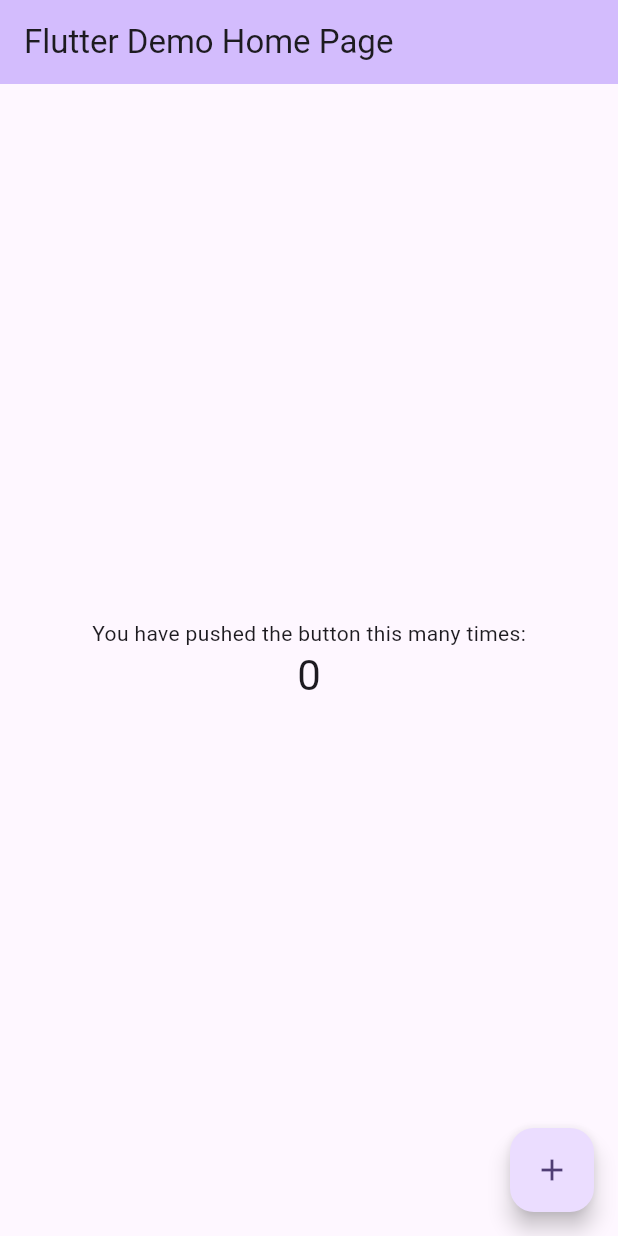
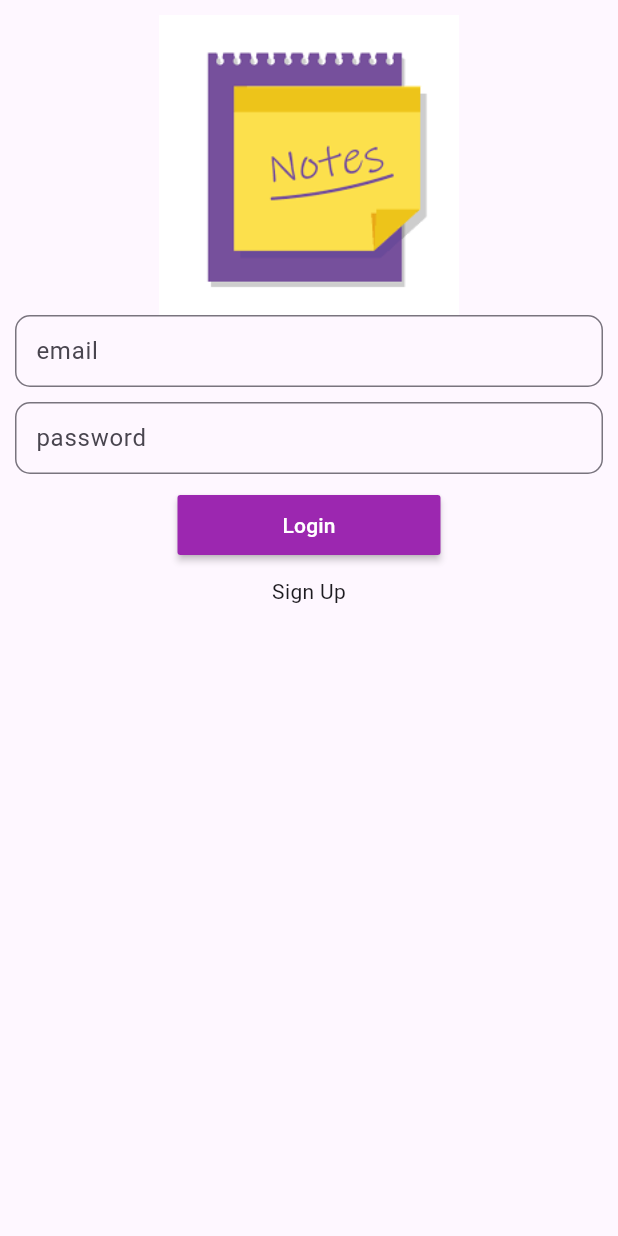
Before and after one commit to Mustafa-Mohamed26/noteApp, a Flutter app: the screen it shows after launch, on a phone screen of 412 x 824 dp. Run offline on Flutter 3.47's test engine with Material 3 defaults, Android fonts, the phone set to English and light mode, and no system bars.

Commit message:
login, signup and home page design

```diff
--- /dev/null
+++ b/client/lib/app/auth/login.dart
@@ -0,0 +1,62 @@
+import 'package:client/components/customtextform.dart';
+import 'package:flutter/material.dart';
+import 'package:flutter/widgets.dart';
+
+class Login extends StatefulWidget {
+  const Login({super.key});
+
+  @override
+  State<Login> createState() => _LoginState();
+}
+
+class _LoginState extends State<Login> {
+  GlobalKey<FormState> formState = GlobalKey<FormState>();
+  TextEditingController email = TextEditingController();
+  TextEditingController password = TextEditingController();
+  @override
+  Widget build(BuildContext context) {
+    return Scaffold(
+      body: Container(
+        padding: EdgeInsets.all(10),
+        child: ListView(
+          children: [
+            Form(
+              key: formState,
+              child: Column(
+                children: [
+                  Image.asset("images/logo.png", width: 200, height: 200),
+                  CustomTextForm(
+                    myController: email,
+                    hint: "email",
+                  ),
+                  CustomTextForm(
+                    myController: password,
+                    hint: "password",
+                  ),
+                  MaterialButton(
+                    color: Colors.purple,
+                    textColor: Colors.white,
+                    padding: EdgeInsets.symmetric(horizontal: 70, vertical: 10),
+                    onPressed: () {
+                      Navigator.of(context).pushNamed("home");
+                    },
+                    child: Text("Login"),
+                  ),
+                  Container(
+                    height: 10,
+                  ),
+                  InkWell(
+                    child: Text("Sign Up"),
+                    onTap: () {
+                      Navigator.of(context).pushNamed('signup');
+                    },
+                  ),
+                ],
+              ),
+            ),
+          ],
+        ),
+      ),
+    );
+  }
+}
--- /dev/null
+++ b/client/lib/components/customtextform.dart
@@ -0,0 +1,24 @@
+import 'package:flutter/material.dart';
+
+class CustomTextForm extends StatelessWidget {
+  final String? hint;
+  final TextEditingController myController;
+  const CustomTextForm({super.key, required this.hint, required this.myController});
+
+  @override
+  Widget build(BuildContext context) {
+    return Container(
+      margin: EdgeInsets.only(bottom: 10),
+      child: TextFormField(
+        controller: myController,
+        decoration: InputDecoration(
+          contentPadding: EdgeInsets.symmetric(vertical: 8, horizontal: 10),
+          hintText: hint,
+          border: OutlineInputBorder(
+              borderSide: BorderSide(color: Colors.black, width: 1),
+              borderRadius: BorderRadius.all(Radius.circular(10))),
+        ),
+      ),
+    );
+  }
+}
--- a/client/lib/main.dart
+++ b/client/lib/main.dart
@@ -1,3 +1,6 @@
+import 'package:client/app/auth/login.dart';
+import 'package:client/app/auth/signup.dart';
+import 'package:client/app/home.dart';
 import 'package:flutter/material.dart';
 
 void main() {
@@ -7,119 +10,17 @@ void main() {
 class MyApp extends StatelessWidget {
   const MyApp({super.key});
 
-  // This widget is the root of your application.
   @override
   Widget build(BuildContext context) {
     return MaterialApp(
+      debugShowCheckedModeBanner: false,
       title: 'Flutter Demo',
-      theme: ThemeData(
-        // This is the theme of your application.
-        //
-        // TRY THIS: Try running your application with "flutter run". You'll see
-        // the application has a purple toolbar. Then, without quitting the app,
-        // try changing the seedColor in the colorScheme below to Colors.green
-        // and then invoke "hot reload" (save your changes or press the "hot
-        // reload" button in a Flutter-supported IDE, or press "r" if you used
-        // the command line to start the app).
-        //
-        // Notice that the counter didn't reset back to zero; the application
-        // state is not lost during the reload. To reset the state, use hot
-        // restart instead.
-        //
-        // This works for code too, not just values: Most code changes can be
-        // tested with just a hot reload.
-        colorScheme: ColorScheme.fromSeed(seedColor: Colors.deepPurple),
-        useMaterial3: true,
-      ),
-      home: const MyHomePage(title: 'Flutter Demo Home Page'),
+      initialRoute: 'login',
+      routes: {
+        'login': (context) => const Login(),
+        'signup': (context) => const SignUp(),
+        'home': (context) => const Home(),
+      },
     );
   }
 }
-
-class MyHomePage extends StatefulWidget {
-  const MyHomePage({super.key, required this.title});
-
-  // This widget is the home page of your application. It is stateful, meaning
-  // that it has a State object (defined below) that contains fields that affect
-  // how it looks.
-
-  // This class is the configuration for the state. It holds the values (in this
-  // case the title) provided by the parent (in this case the App widget) and
-  // used by the build method of the State. Fields in a Widget subclass are
-  // always marked "final".
-
-  final String title;
-
-  @override
-  State<MyHomePage> createState() => _MyHomePageState();
-}
-
-class _MyHomePageState extends State<MyHomePage> {
-  int _counter = 0;
-
-  void _incrementCounter() {
-    setState(() {
-      // This call to setState tells the Flutter framework that something has
-      // changed in this State, which causes it to rerun the build method below
-      // so that the display can reflect the updated values. If we changed
-      // _counter without calling setState(), then the build method would not be
-      // called again, and so nothing would appear to happen.
-      _counter++;
-    });
-  }
-
-  @override
-  Widget build(BuildContext context) {
-    // This method is rerun every time setState is called, for instance as done
-    // by the _incrementCounter method above.
-    //
-    // The Flutter framework has been optimized to make rerunning build methods
-    // fast, so that you can just rebuild anything that needs updating rather
-    // than having to individually change instances of widgets.
-    return Scaffold(
-      appBar: AppBar(
-        // TRY THIS: Try changing the color here to a specific color (to
-        // Colors.amber, perhaps?) and trigger a hot reload to see the AppBar
-        // change color while the other colors stay the same.
-        backgroundColor: Theme.of(context).colorScheme.inversePrimary,
-        // Here we take the value from the MyHomePage object that was created by
-        // the App.build method, and use it to set our appbar title.
-        title: Text(widget.title),
-      ),
-      body: Center(
-        // Center is a layout widget. It takes a single child and positions it
-        // in the middle of the parent.
-        child: Column(
-          // Column is also a layout widget. It takes a list of children and
-          // arranges them vertically. By default, it sizes itself to fit its
-          // children horizontally, and tries to be as tall as its parent.
-          //
-          // Column has various properties to control how it sizes itself and
-          // how it positions its children. Here we use mainAxisAlignment to
-          // center the children vertically; the main axis here is the vertical
-          // axis because Columns are vertical (the cross axis would be
-          // horizontal).
-          //
-          // TRY THIS: Invoke "debug painting" (choose the "Toggle Debug Paint"
-          // action in the IDE, or press "p" in the console), to see the
-          // wireframe for each widget.
-          mainAxisAlignment: MainAxisAlignment.center,
-          children: <Widget>[
-            const Text(
-              'You have pushed the button this many times:',
-            ),
-            Text(
-              '$_counter',
-              style: Theme.of(context).textTheme.headlineMedium,
-            ),
-          ],
-        ),
-      ),
-      floatingActionButton: FloatingActionButton(
-        onPressed: _incrementCounter,
-        tooltip: 'Increment',
-        child: const Icon(Icons.add),
-      ), // This trailing comma makes auto-formatting nicer for build methods.
-    );
-  }
-}
--- a/client/pubspec.yaml
+++ b/client/pubspec.yaml
@@ -59,8 +59,8 @@ flutter:
   uses-material-design: true
 
   # To add assets to your application, add an assets section, like this:
-  # assets:
-  #   - images/a_dot_burr.jpeg
+  assets:
+    - images/logo.png
   #   - images/a_dot_ham.jpeg
 
   # An image asset can refer to one or more resolution-specific "variants", see
```
Also changed, not shown: client/lib/app/auth/signup.dart (added, +66 -0 lines), client/lib/app/home.dart (added, +54 -0 lines), client/images/logo.png (added).
